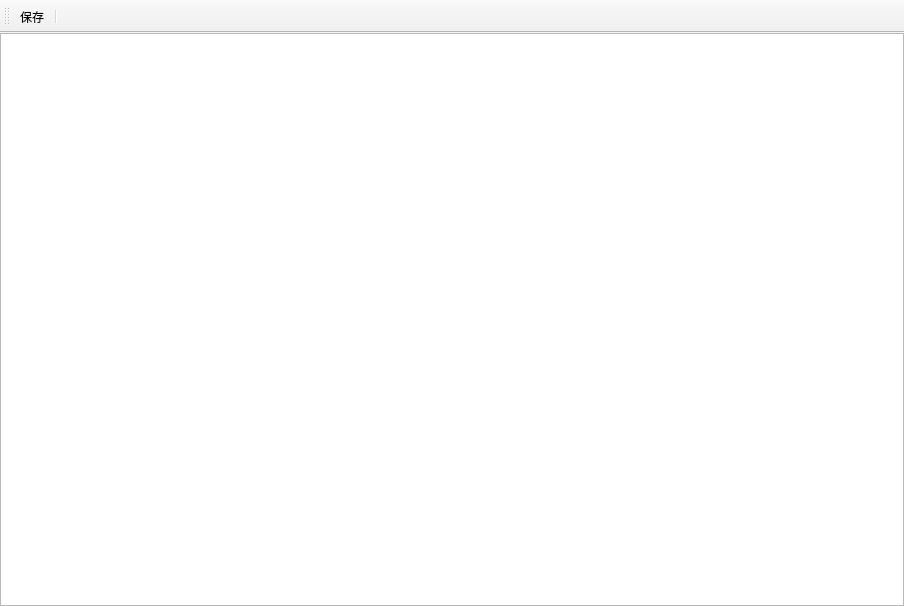
Qt form editor/echo/Base/UI/LuaEditor/LuaEditor.ui (timi-liuliang/echo) before a commit.
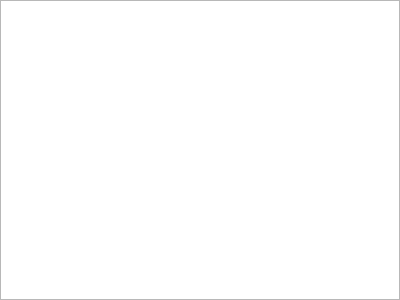
The same form after that commit. Icons and pictures are not drawn.

Commit message: edit lua script file on lua editor #37

What changed in the file:
```diff
--- a/editor/echo/Base/UI/LuaEditor/LuaEditor.ui
+++ b/editor/echo/Base/UI/LuaEditor/LuaEditor.ui
@@ -1,23 +1,19 @@
 <?xml version="1.0" encoding="UTF-8"?>
 <ui version="4.0">
  <class>LuaEditor</class>
- <widget class="QMainWindow" name="LuaEditor">
+ <widget class="QWidget" name="LuaEditor">
   <property name="geometry">
    <rect>
     <x>0</x>
     <y>0</y>
-    <width>904</width>
-    <height>606</height>
+    <width>400</width>
+    <height>300</height>
    </rect>
   </property>
   <property name="windowTitle">
    <string>texture tool</string>
   </property>
-  <property name="documentMode">
-   <bool>false</bool>
-  </property>
-  <widget class="QWidget" name="centralwidget">
-   <layout class="QHBoxLayout" name="horizontalLayout">
+  <layout class="QVBoxLayout" name="verticalLayout">
     <property name="spacing">
      <number>0</number>
     </property>
@@ -38,50 +34,6 @@
     </item>
    </layout>
   </widget>
-  <widget class="QMenuBar" name="menubar">
-   <property name="geometry">
-    <rect>
-     <x>0</x>
-     <y>0</y>
-     <width>904</width>
-     <height>23</height>
-    </rect>
-   </property>
-  </widget>
-  <widget class="QToolBar" name="m_tooBar">
-   <property name="windowTitle">
-    <string>toolBar_2</string>
-   </property>
-   <property name="iconSize">
-    <size>
-     <width>15</width>
-     <height>15</height>
-    </size>
-   </property>
-   <attribute name="toolBarArea">
-    <enum>TopToolBarArea</enum>
-   </attribute>
-   <attribute name="toolBarBreak">
-    <bool>false</bool>
-   </attribute>
-   <addaction name="m_actionSave"/>
-   <addaction name="separator"/>
-  </widget>
-  <action name="m_actionSave">
-   <property name="icon">
-    <iconset resource="../../../Resource/App.qrc">
-     <normaloff>:/icon/Icon/save.png</normaloff>:/icon/Icon/save.png</iconset>
-   </property>
-   <property name="text">
-    <string>保存</string>
-   </property>
-   <property name="shortcut">
-    <string>Ctrl+S</string>
-   </property>
-  </action>
- </widget>
- <resources>
-  <include location="../../../Resource/App.qrc"/>
- </resources>
+ <resources/>
  <connections/>
 </ui>
```
Left out of the diff: 2 changed lines with no effect on the pictures. Lines whose indentation alone changed are shown as unchanged. The commit also changes 9 other files.
